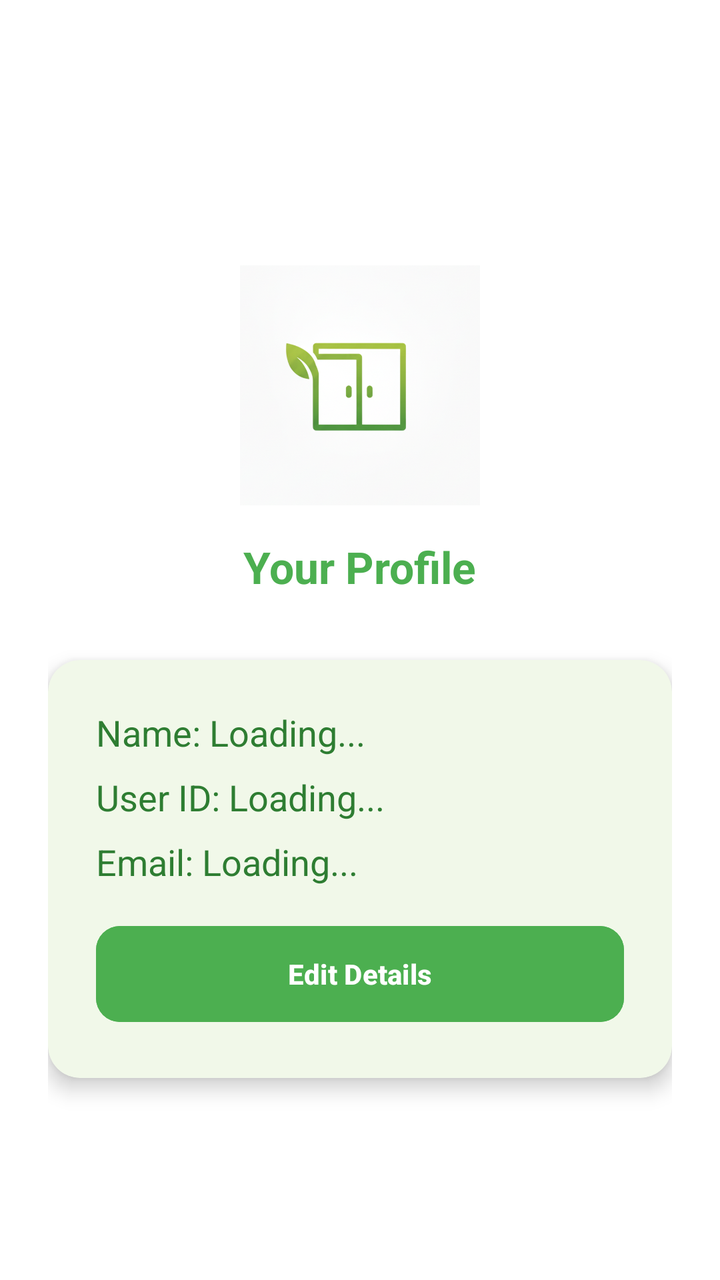
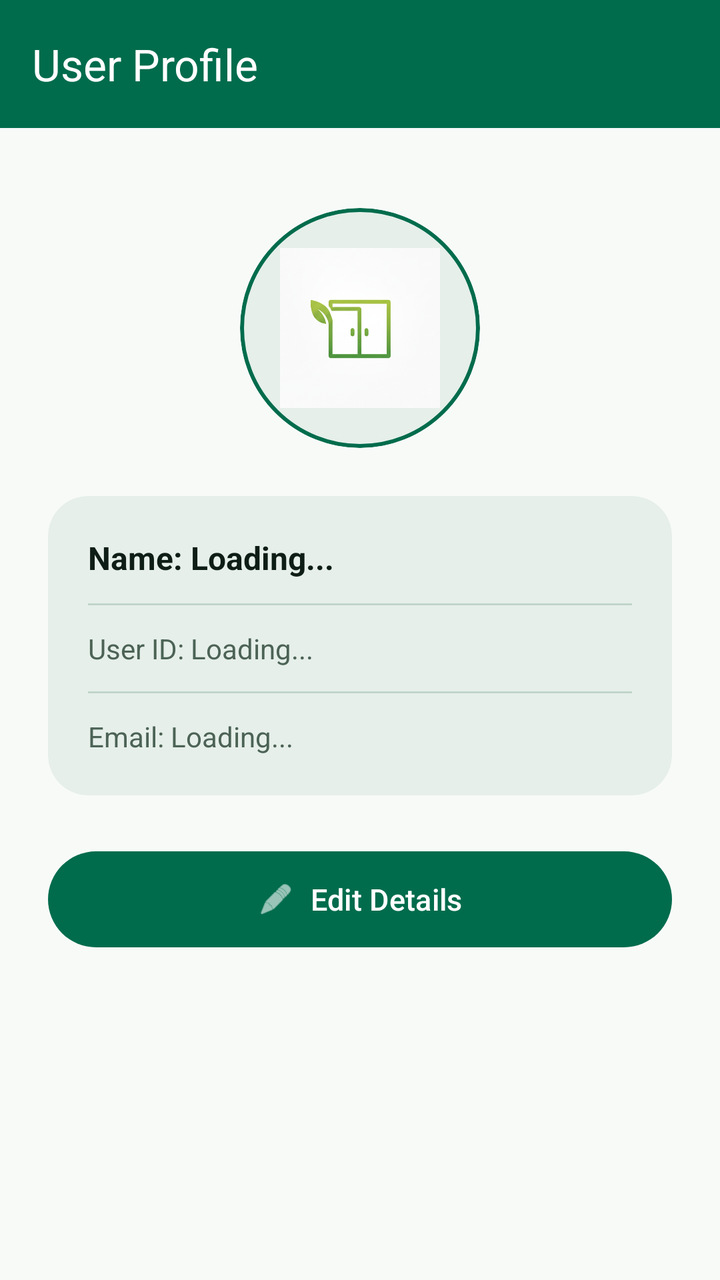

Two renders of the same Android screen: before a commit and after it. Below are the layout's source before the change and the commit's diff.
<!-- AndroidManifest.xml: application theme Theme.PantryMinder -->
<!-- res/layout/activity_profile.xml -->
<?xml version="1.0" encoding="utf-8"?>
<ScrollView xmlns:android="http://schemas.android.com/apk/res/android"
    xmlns:app="http://schemas.android.com/apk/res-auto"
    android:layout_width="match_parent"
    android:layout_height="match_parent"
    android:fillViewport="true"
    android:background="#FFFFFF">

    <LinearLayout
        android:layout_width="match_parent"
        android:layout_height="wrap_content"
        android:orientation="vertical"
        android:gravity="center"
        android:padding="24dp">

        <ImageView
            android:layout_width="120dp"
            android:layout_height="120dp"
            android:src="@drawable/pro"
            android:contentDescription="Profile Logo"
            android:layout_marginTop="48dp"
            android:layout_marginBottom="16dp" />

        <TextView
            android:layout_width="wrap_content"
            android:layout_height="wrap_content"
            android:text="Your Profile"
            android:textSize="22sp"
            android:textStyle="bold"
            android:textColor="#4CAF50"
            android:layout_marginBottom="32dp" />

        <androidx.cardview.widget.CardView
            android:layout_width="match_parent"
            android:layout_height="wrap_content"
            app:cardCornerRadius="16dp"
            app:cardElevation="6dp"
            android:layout_marginBottom="16dp"
            app:cardBackgroundColor="#F1F8E9">

            <LinearLayout
                android:layout_width="match_parent"
                android:layout_height="wrap_content"
                android:orientation="vertical"
                android:padding="24dp">

                <TextView
                    android:id="@+id/profile_name"
                    android:layout_width="wrap_content"
                    android:layout_height="wrap_content"
                    android:text="Name: Loading..."
                    android:textSize="18sp"
                    android:textColor="#2E7D32"
                    android:layout_marginBottom="8dp" />

                <TextView
                    android:id="@+id/profile_uid"
                    android:layout_width="wrap_content"
                    android:layout_height="wrap_content"
                    android:text="User ID: Loading..."
                    android:textSize="18sp"
                    android:textColor="#2E7D32"
                    android:layout_marginBottom="8dp" />

                <TextView
                    android:id="@+id/profile_email"
                    android:layout_width="wrap_content"
                    android:layout_height="wrap_content"
                    android:text="Email: Loading..."
                    android:textSize="18sp"
                    android:textColor="#2E7D32"
                    android:layout_marginBottom="16dp" />

                <com.google.android.material.button.MaterialButton
                    android:id="@+id/btn_edit_details"
                    android:layout_width="match_parent"
                    android:layout_height="56dp"
                    android:text="Edit Details"
                    android:backgroundTint="#4CAF50"
                    android:textColor="#FFFFFF"
                    android:textStyle="bold"
                    app:cornerRadius="12dp" />
            </LinearLayout>
        </androidx.cardview.widget.CardView>

    </LinearLayout>
</ScrollView>
<!-- resources referenced by this layout -->
<resources>
  <!-- drawable pro: png bitmap (drawable, 336202 bytes) -->
  <style name="Theme.PantryMinder" parent="Theme.Material3.Light.NoActionBar">
          
          <item name="colorPrimary">#4CAF50</item>
          <item name="colorPrimaryDark">#388E3C</item>
          <item name="colorAccent">#4CAF50</item>
  
          
          <item name="android:windowBackground">#FFFFFF</item>
          <item name="android:navigationBarColor">#FFFFFF</item>
          <item name="android:statusBarColor">#388E3C</item>
  
          
          <item name="android:textColorPrimary">#212121</item>
          <item name="android:textColorSecondary">#757575</item>
  
          
          <item name="materialButtonStyle">@style/Widget.PantryMinder.Button</item>
          <item name="android:buttonStyle">@style/Widget.PantryMinder.Button</item>
      </style>
  <style name="Widget.PantryMinder.Button" parent="Widget.Material3.Button">
          <item name="backgroundTint">#4CAF50</item>
          <item name="android:textColor">#FFFFFF</item>
          <item name="cornerRadius">12dp</item>
      </style>
</resources>

<!-- the commit's change to res/layout/activity_profile.xml (unified diff, before → after) -->
@@ -1,87 +1,125 @@
 <?xml version="1.0" encoding="utf-8"?>
-<ScrollView xmlns:android="http://schemas.android.com/apk/res/android"
+<LinearLayout xmlns:android="http://schemas.android.com/apk/res/android"
     xmlns:app="http://schemas.android.com/apk/res-auto"
     android:layout_width="match_parent"
     android:layout_height="match_parent"
-    android:fillViewport="true"
-    android:background="#FFFFFF">
+    android:background="#F8FAF8"
+    android:fitsSystemWindows="true"
+    android:orientation="vertical">
 
-    <LinearLayout
+    
+    <com.google.android.material.appbar.MaterialToolbar
+        android:id="@+id/toolbar"
         android:layout_width="match_parent"
-        android:layout_height="wrap_content"
-        android:orientation="vertical"
-        android:gravity="center"
-        android:padding="24dp">
+        android:layout_height="?attr/actionBarSize"
+        android:background="#006C4C"
+        android:elevation="0dp"
+        app:title="User Profile"
+        app:titleTextColor="#FFFFFF" />
 
-        <ImageView
-            android:layout_width="120dp"
-            android:layout_height="120dp"
-            android:src="@drawable/pro"
-            android:contentDescription="Profile Logo"
-            android:layout_marginTop="48dp"
-            android:layout_marginBottom="16dp" />
+    <ScrollView
+        android:layout_width="match_parent"
+        android:layout_height="match_parent"
+        android:fillViewport="true">
 
-        <TextView
-            android:layout_width="wrap_content"
-            android:layout_height="wrap_content"
-            android:text="Your Profile"
-            android:textSize="22sp"
-            android:textStyle="bold"
-            android:textColor="#4CAF50"
-            android:layout_marginBottom="32dp" />
-
-        <androidx.cardview.widget.CardView
+        <LinearLayout
             android:layout_width="match_parent"
             android:layout_height="wrap_content"
-            app:cardCornerRadius="16dp"
-            app:cardElevation="6dp"
-            android:layout_marginBottom="16dp"
-            app:cardBackgroundColor="#F1F8E9">
+            android:gravity="center_horizontal"
+            android:orientation="vertical"
+            android:padding="24dp">
 
-            <LinearLayout
+            
+            <com.google.android.material.card.MaterialCardView
+                android:layout_width="120dp"
+                android:layout_height="120dp"
+                android:layout_marginTop="16dp"
+                android:layout_marginBottom="24dp"
+                app:cardBackgroundColor="#E6EFEA"
+                app:cardCornerRadius="60dp"
+                app:cardElevation="0dp"
+                app:strokeColor="#006C4C"
+                app:strokeWidth="2dp">
+
+                <ImageView
+                    android:layout_width="match_parent"
+                    android:layout_height="match_parent"
+                    android:contentDescription="Profile Logo"
+                    android:padding="20dp"
+                    android:src="@drawable/pro" />
+            </com.google.android.material.card.MaterialCardView>
+
+            
+            <com.google.android.material.card.MaterialCardView
                 android:layout_width="match_parent"
                 android:layout_height="wrap_content"
-                android:orientation="vertical"
-                android:padding="24dp">
+                android:layout_marginBottom="24dp"
+                app:cardBackgroundColor="#E6EFEA"
+                app:cardCornerRadius="20dp"
+                app:cardElevation="0dp"
+                app:strokeWidth="0dp">
 
-                <TextView
-                    android:id="@+id/profile_name"
-                    android:layout_width="wrap_content"
+                <LinearLayout
+                    android:layout_width="match_parent"
                     android:layout_height="wrap_content"
-                    android:text="Name: Loading..."
-                    android:textSize="18sp"
-                    android:textColor="#2E7D32"
-                    android:layout_marginBottom="8dp" />
+                    android:orientation="vertical"
+                    android:padding="20dp">
 
-                <TextView
-                    android:id="@+id/profile_uid"
-                    android:layout_width="wrap_content"
-                    android:layout_height="wrap_content"
-                    android:text="User ID: Loading..."
-                    android:textSize="18sp"
-                    android:textColor="#2E7D32"
-                    android:layout_marginBottom="8dp" />
+                    <TextView
+                        android:id="@+id/profile_name"
+                        android:layout_width="wrap_content"
+                        android:layout_height="wrap_content"
+                        android:layout_marginBottom="12dp"
+                        android:text="Name: Loading..."
+                        android:textColor="#0F1D17"
+                        android:textSize="16sp"
+                        android:textStyle="bold" />
 
-                <TextView
-                    android:id="@+id/profile_email"
-                    android:layout_width="wrap_content"
-                    android:layout_height="wrap_content"
-                    android:text="Email: Loading..."
-                    android:textSize="18sp"
-                    android:textColor="#2E7D32"
-                    android:layout_marginBottom="16dp" />
+                    <View
+                        android:layout_width="match_parent"
+                        android:layout_height="1dp"
+                        android:layout_marginBottom="12dp"
+                        android:background="#C2D5CB" />
 
-                <com.google.android.material.button.MaterialButton
-                    android:id="@+id/btn_edit_details"
-                    android:layout_width="match_parent"
-                    android:layout_height="56dp"
-                    android:text="Edit Details"
-                    android:backgroundTint="#4CAF50"
-                    android:textColor="#FFFFFF"
-                    android:textStyle="bold"
-                    app:cornerRadius="12dp" />
-            </LinearLayout>
-        </androidx.cardview.widget.CardView>
+                    <TextView
+                        android:id="@+id/profile_uid"
+                        android:layout_width="wrap_content"
+                        android:layout_height="wrap_content"
+                        android:layout_marginBottom="12dp"
+                        android:text="User ID: Loading..."
+                        android:textColor="#4C6356"
+                        android:textSize="14sp" />
 
-    </LinearLayout>
-</ScrollView>
+                    <View
+                        android:layout_width="match_parent"
+                        android:layout_height="1dp"
+                        android:layout_marginBottom="12dp"
+                        android:background="#C2D5CB" />
+
+                    <TextView
+                        android:id="@+id/profile_email"
+                        android:layout_width="wrap_content"
+                        android:layout_height="wrap_content"
+                        android:text="Email: Loading..."
+                        android:textColor="#4C6356"
+                        android:textSize="14sp" />
+                </LinearLayout>
+            </com.google.android.material.card.MaterialCardView>
+
+            
+            <com.google.android.material.button.MaterialButton
+                android:id="@+id/btn_edit_details"
+                android:layout_width="match_parent"
+                android:layout_height="56dp"
+                android:text="Edit Details"
+                android:textColor="#FFFFFF"
+                android:textSize="15sp"
+                app:backgroundTint="#006C4C"
+                app:cornerRadius="28dp"
+                app:icon="@android:drawable/ic_menu_edit"
+                app:iconGravity="textStart"
+                app:iconTint="#FFFFFF" />
+
+        </LinearLayout>
+    </ScrollView>
+</LinearLayout>
<!-- resource entries referenced after the edit -->
@@ -2,6 +2,8 @@
 <resources>
   <!-- drawable pro: png bitmap (drawable, 336202 bytes) -->
   <style name="Theme.PantryMinder" parent="Theme.Material3.Light.NoActionBar">
+          <item name="android:fitsSystemWindows">true</item>
+          <item name="android:windowLightStatusBar">false</item>
           
           <item name="colorPrimary">#4CAF50</item>
           <item name="colorPrimaryDark">#388E3C</item>
